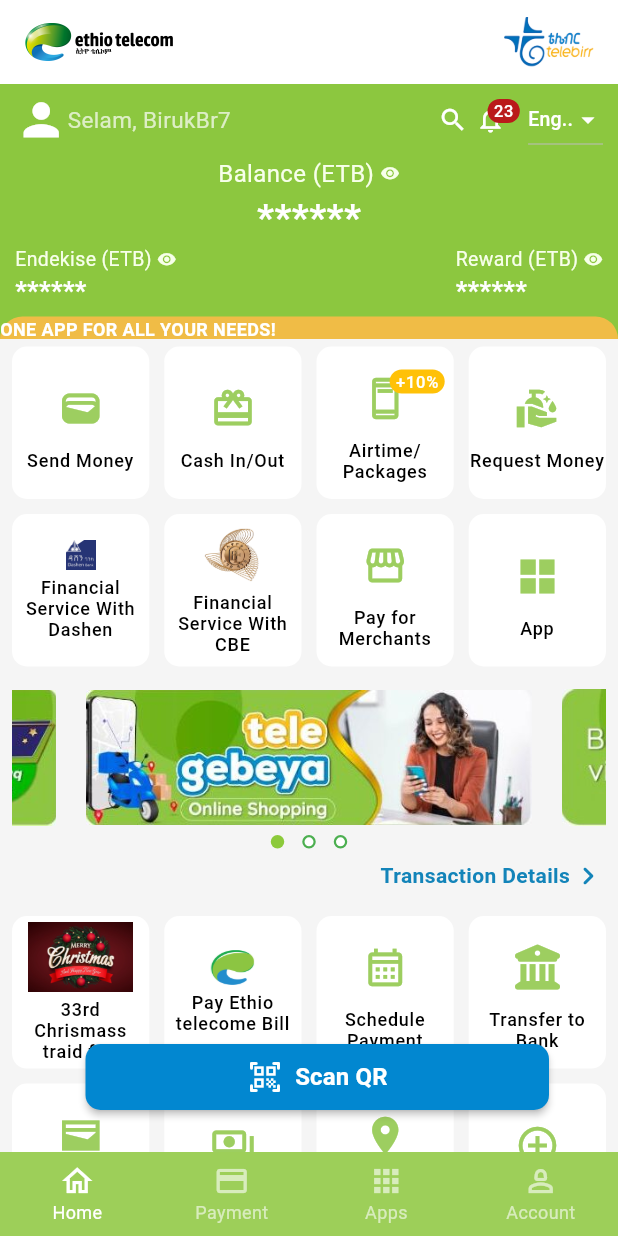
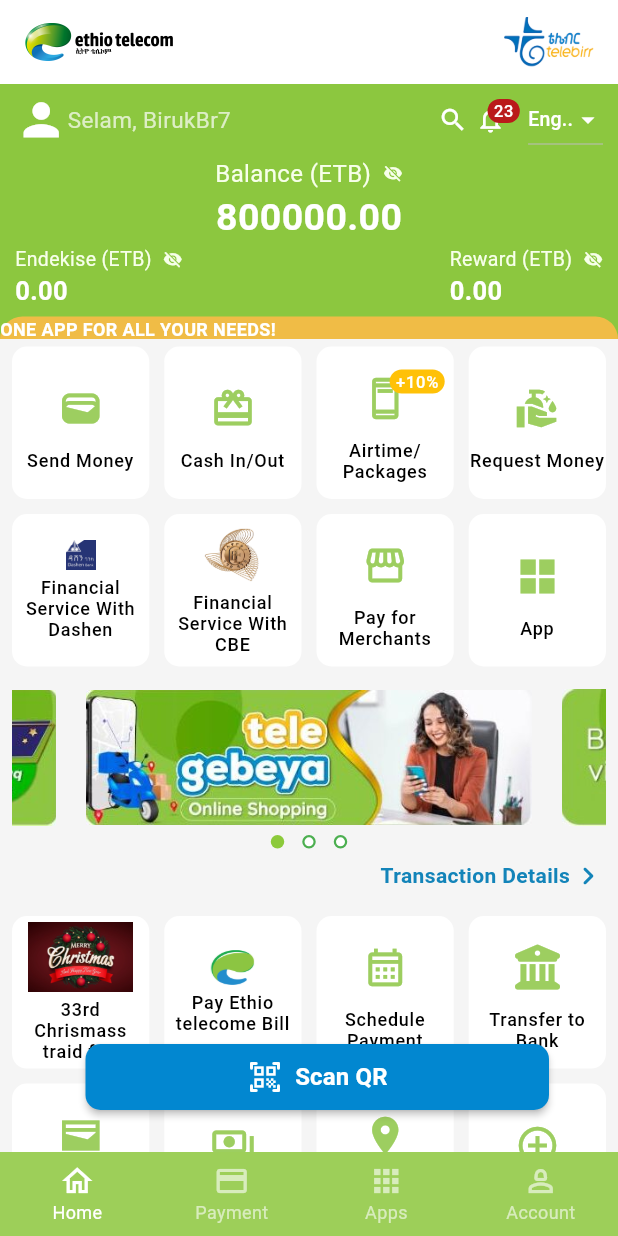
Before and after one commit to birukbr7/Telebirr-clone-by-biruk, a Flutter app: the screen it shows after launch, on a phone screen of 412 x 824 dp. Run offline on Flutter 3.47's test engine with Material 3 defaults, Android fonts, the phone set to English and light mode, and no system bars; drawn by our look-alikes of carousel_slider, dots_indicator, marquee; our stand-ins replace font_awesome_flutter, google_fonts.

Commit message:
Update balance_info.dart

```diff
--- a/lib/widgets/balance_info.dart
+++ b/lib/widgets/balance_info.dart
@@ -1,7 +1,17 @@
-import 'dart:math';
-
 import 'package:flutter/material.dart';
 import 'package:google_fonts/google_fonts.dart';
+
+class BalanceNotifier {
+  static final ValueNotifier<double> currentBalance =
+      ValueNotifier<double>(800000.00);
+
+  static void deduct(double amount) {
+    final double updated = currentBalance.value - amount;
+    currentBalance.value = updated > 0
+        ? double.parse(updated.toStringAsFixed(2))
+        : 0.00;
+  }
+}
 
 class BalanceInfo extends StatefulWidget {
   final String label;
@@ -22,7 +32,7 @@ class BalanceInfo extends StatefulWidget {
 }
 
 class _BalanceInfoState extends State<BalanceInfo> {
-  bool showBalance = false;
+  bool showBalance = true;
 
   void toggleBalanceVisibility() {
     setState(() {
@@ -32,12 +42,13 @@ class _BalanceInfoState extends State<BalanceInfo> {
 
   @override
   Widget build(BuildContext context) {
-    final String balance =
-        showBalance ? Random().nextInt(1000).toString() : '******';
+    final bool isMainBalance = widget.label.toLowerCase().contains('balance');
+
     return Column(
       crossAxisAlignment: widget.crossAxisAlignment,
       children: [
         Row(
+          mainAxisSize: MainAxisSize.min,
           mainAxisAlignment: MainAxisAlignment.center,
           children: [
             Text(
@@ -47,6 +58,7 @@ class _BalanceInfoState extends State<BalanceInfo> {
                 fontSize: widget.labelFontSize,
               ),
             ),
+            const SizedBox(width: 4),
             InkWell(
               onTap: toggleBalanceVisibility,
               child: Icon(
@@ -59,7 +71,14 @@ class _BalanceInfoState extends State<BalanceInfo> {
             ),
           ],
         ),
-        Text(
+        ValueListenableBuilder<double>(
+          valueListenable: BalanceNotifier.currentBalance,
+          builder: (context, liveBalance, _) {
+            final String balance = !showBalance
+                ? '******'
+                : (isMainBalance ? liveBalance.toStringAsFixed(2) : '0.00');
+
+            return Text(
               balance,
               style: GoogleFonts.roboto(
                 textStyle: TextStyle(
@@ -68,6 +87,8 @@ class _BalanceInfoState extends State<BalanceInfo> {
                   fontSize: widget.balanceFontSize,
                 ),
               ),
+            );
+          },
         ),
       ],
     );
```
Lines whose indentation alone changed are shown as unchanged.
